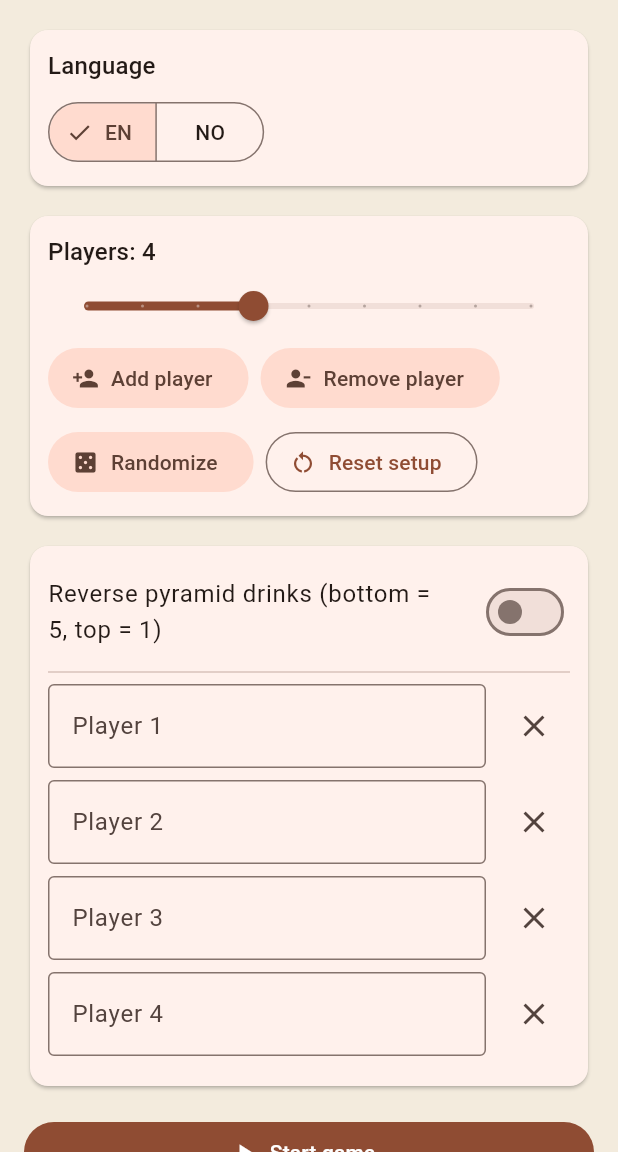
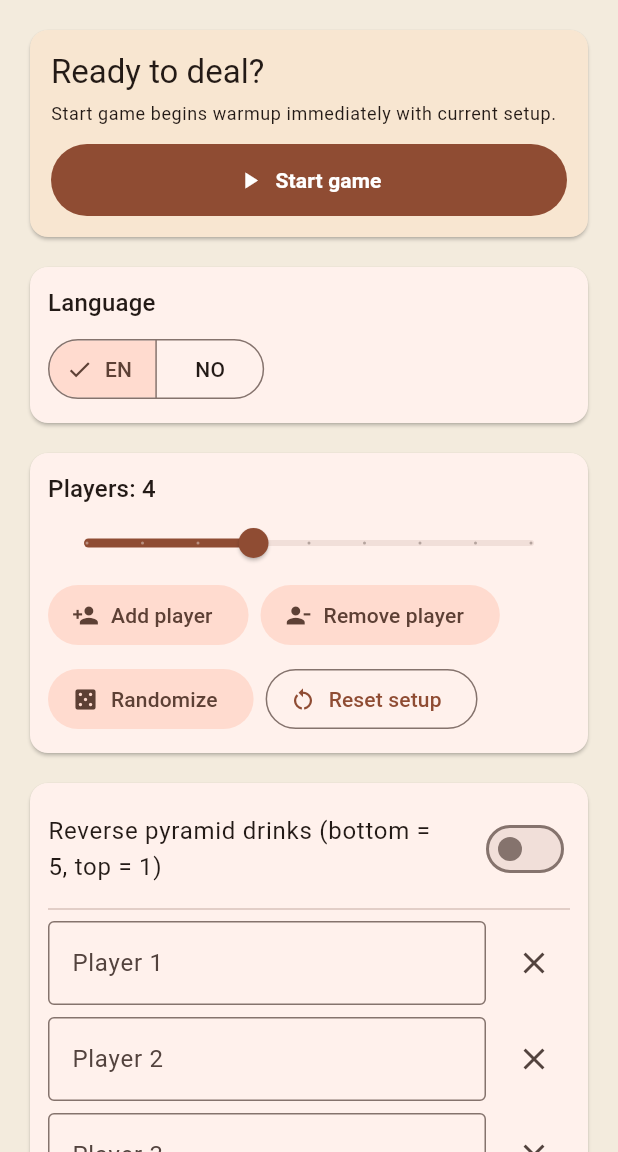
Before and after one commit to bjorkepoc/bussruta, a Flutter app: the screen it shows after launch, after a tap on "Local", on a phone screen of 412 x 824 dp, the part 84-1236 px from its top. Run offline on Flutter 3.47's test engine with Material 3 defaults, Android fonts, the phone set to English and light mode, and no system bars; our stand-ins replace shared_preferences.

Commit message:
feat(ui): improve local setup and endgame primary actions
Reason: make Start game prominent without scrolling, remove duplicate deck info from status strip, and add a clear in-table New game button after finish.

```diff
--- a/lib/presentation/bussruta_app.dart
+++ b/lib/presentation/bussruta_app.dart
@@ -164,6 +164,46 @@ class _SetupScreen extends StatelessWidget {
           padding: const EdgeInsets.all(16),
           children: <Widget>[
             Card(
+              color: const Color(0xFFF8E6D1),
+              child: Padding(
+                padding: const EdgeInsets.all(14),
+                child: Column(
+                  crossAxisAlignment: CrossAxisAlignment.start,
+                  children: <Widget>[
+                    Text(
+                      tr(lang, 'Ready to deal?', 'Klar til a dele ut?'),
+                      style: Theme.of(context).textTheme.titleLarge,
+                    ),
+                    const SizedBox(height: 6),
+                    Text(
+                      tr(
+                        lang,
+                        'Start game begins warmup immediately with current setup.',
+                        'Start spill begynner oppvarmingen umiddelbart med valgt oppsett.',
+                      ),
+                      style: Theme.of(context).textTheme.bodySmall,
+                    ),
+                    const SizedBox(height: 12),
+                    SizedBox(
+                      width: double.infinity,
+                      child: FilledButton.icon(
+                        onPressed: controller.startGameFromSetup,
+                        icon: const Icon(Icons.play_arrow),
+                        style: FilledButton.styleFrom(
+                          padding: const EdgeInsets.symmetric(vertical: 14),
+                        ),
+                        label: Text(
+                          tr(lang, 'Start game', 'Start spill'),
+                          style: const TextStyle(fontWeight: FontWeight.w700),
+                        ),
+                      ),
+                    ),
+                  ],
+                ),
+              ),
+            ),
+            const SizedBox(height: 12),
+            Card(
               child: Padding(
                 padding: const EdgeInsets.all(12),
                 child: Column(
@@ -303,12 +343,6 @@ class _SetupScreen extends StatelessWidget {
                   ],
                 ),
               ),
-            ),
-            const SizedBox(height: 16),
-            FilledButton.icon(
-              onPressed: controller.startGameFromSetup,
-              icon: const Icon(Icons.play_arrow),
-              label: Text(tr(lang, 'Start game', 'Start spill')),
             ),
             const SizedBox(height: 8),
             Text(
@@ -533,16 +567,6 @@ class _StatusStrip extends StatelessWidget {
             avatar: const Icon(Icons.style, size: 18),
             label: Text(phaseLabel(lang, state.phase, state.warmupRound)),
           ),
-          Chip(
-            avatar: const Icon(Icons.layers, size: 18),
-            label: Text(
-              tr(
-                lang,
-                'Deck ${_deckCount(state)}',
-                'Stokk ${_deckCount(state)}',
-              ),
-            ),
-          ),
           if (_focusLabel(state, lang) case final String focus)
             Chip(
               avatar: const Icon(Icons.person, size: 18),
@@ -551,22 +575,6 @@ class _StatusStrip extends StatelessWidget {
         ],
       ),
     );
-  }
-
-  static int _deckCount(GameState state) {
-    switch (state.phase) {
-      case GamePhase.setup:
-        return 52;
-      case GamePhase.tiebreak:
-        return state.tieBreak?.deck.length ?? 0;
-      case GamePhase.bussetup:
-      case GamePhase.bus:
-      case GamePhase.finished:
-        return state.busRoute?.deck.length ?? 0;
-      case GamePhase.warmup:
-      case GamePhase.pyramid:
-        return state.deck.length;
-    }
   }
 
   static String? _focusLabel(GameState state, AppLanguage lang) {
```
Also changed, not shown: lib/presentation/game_table_view.dart (+9 -0 lines).
